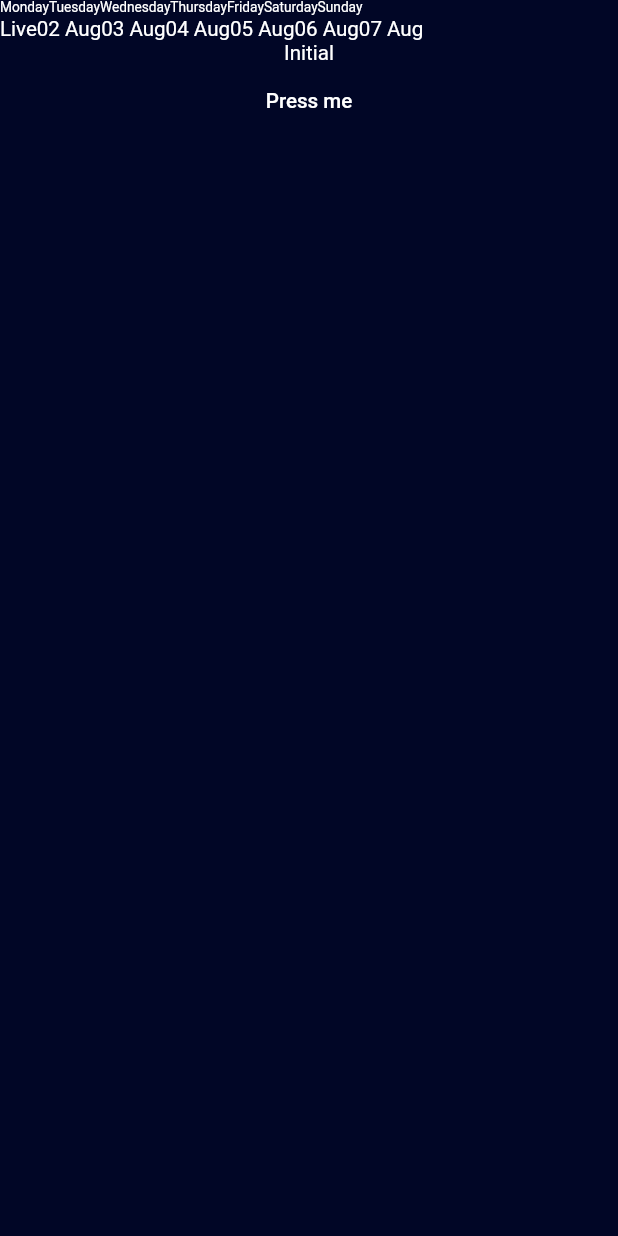
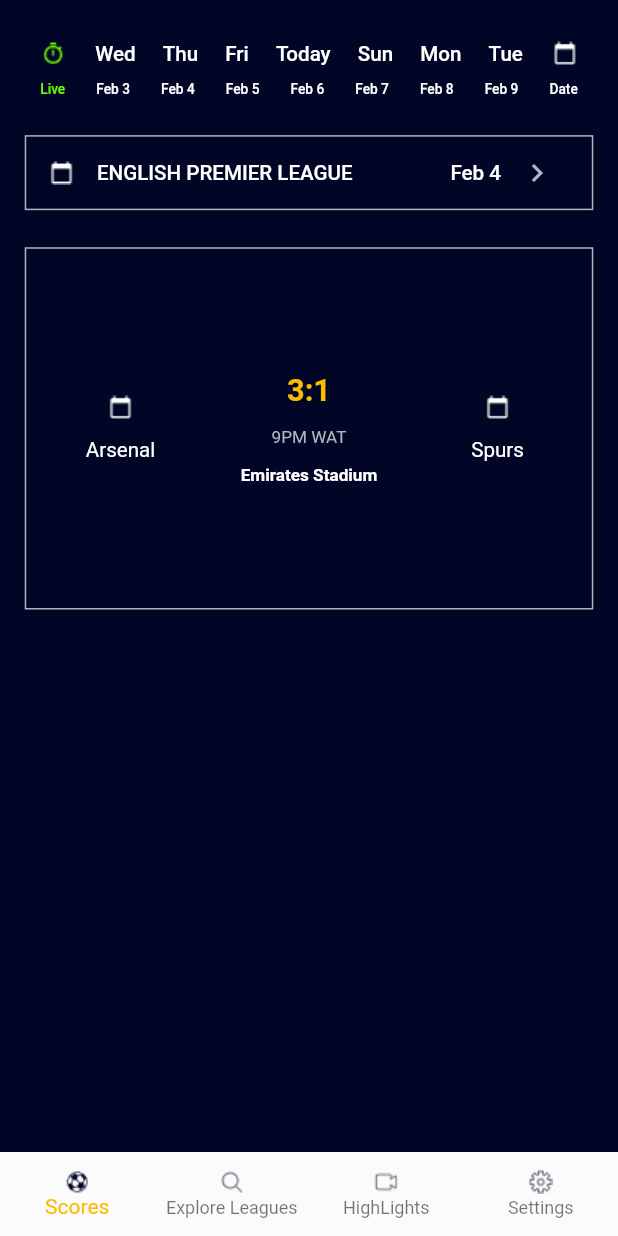
Before and after one commit to debbsefe/boolu, a Flutter app: the screen it shows after launch, on a phone screen of 412 x 824 dp. Run offline on Flutter 3.47's test engine with Material 2 defaults, Android fonts, the phone set to English and light mode, and no system bars; our stand-ins replace bloc, equatable, firebase_core, firebase_crashlytics, firebase_remote_config, flutter_bloc and 1 more; accounts and stored records are empty.

Commit message:
feat:create scores ui and hometab

```diff
--- a/lib/core/utils/font_constants.dart
+++ b/lib/core/utils/font_constants.dart
@@ -6,4 +6,5 @@ const num font14 = 14 / 3.6;
 const num font13 = 13 / 3.6;
 const num font12 = 12 / 3.6;
 const num font11 = 11 / 3.6;
+const num font10 = 10 / 3.6;
 const num font8 = 8 / 3.6;
--- a/lib/core/utils/size_config.dart
+++ b/lib/core/utils/size_config.dart
@@ -1,4 +1,6 @@
 import 'package:flutter/widgets.dart';
+import 'package:flutter/material.dart';
+import 'package:sizer/sizer.dart';
 
 class SizeConfig {
   static MediaQueryData _mediaQueryData;
@@ -27,3 +29,23 @@ class SizeConfig {
     safeBlockVertical = (screenHeight - _safeAreaVertical) / 100;
   }
 }
+
+// ignore: non_constant_identifier_names
+SizedBox Height(double height) {
+  return SizedBox(height: height);
+}
+
+// ignore: non_constant_identifier_names
+SizedBox Width(double width) {
+  return SizedBox(width: width);
+}
+
+// ignore: non_constant_identifier_names
+Widget CustomVerticalDivider() {
+  return Container(
+    color: Colors.grey[200],
+    height: 4.0.h,
+    width: 0.5.w,
+    child: VerticalDivider(),
+  );
+}
--- /dev/null
+++ b/lib/core/utils/theme.dart
@@ -0,0 +1,46 @@
+import 'package:flutter/material.dart';
+
+class CustomTheme {
+  CustomTheme._();
+
+  static const Color white = Color(0xFFFFFFFF);
+  static const Color tabColor = Color(0xFFfbfbfb);
+  static const Color grey6 = Color(0xFF676a7d);
+  static const Color grey5 = Color(0xFF808393);
+  static const Color grey4 = Color(0xFF999ba8);
+  static const Color grey3 = Color(0xFFb3b4be);
+  static const Color grey2 = Color(0xFFcccdd4);
+  static const Color grey1 = Color(0xFFe6e6e9);
+  static const Color scaffoldColor = Color(0xFF010626);
+  static const Color accent1 = Color(0xFFFBBB00);
+  static const Color accent2 = Color(0xFFE0372C);
+  static const Color buttonColor = Color(0xFFD6A127);
+  static const Color lightGreen = Color(0xff6EFB00);
+
+  static const TextStyle navbarText1 = TextStyle(
+    color: white,
+    fontWeight: FontWeight.w500,
+  );
+
+  static const TextStyle navbarText2 = TextStyle(
+    color: white,
+    fontWeight: FontWeight.w300,
+  );
+  static const TextStyle bodyText = TextStyle(
+    color: white,
+    fontWeight: FontWeight.w400,
+  );
+  static const TextStyle bodyText2 = TextStyle(
+    color: grey3,
+    fontWeight: FontWeight.w400,
+  );
+  static const TextStyle bodyTextBold = TextStyle(
+    color: white,
+    fontWeight: FontWeight.w700,
+  );
+
+  static const TextStyle scoreText = TextStyle(
+    color: accent1,
+    fontWeight: FontWeight.w700,
+  );
+}
--- /dev/null
+++ b/lib/features/matches/presentation/screens/explore.dart
@@ -0,0 +1,8 @@
+import 'package:flutter/material.dart';
+
+class Explore extends StatelessWidget {
+  @override
+  Widget build(BuildContext context) {
+    return Container();
+  }
+}
--- a/lib/features/matches/presentation/screens/home.dart
+++ b/lib/features/matches/presentation/screens/home.dart
@@ -1,101 +1,210 @@
 import 'package:Boolu/core/utils/font_constants.dart';
 import 'package:Boolu/core/utils/size_config.dart';
+import 'package:Boolu/core/utils/theme.dart';
 import 'package:Boolu/features/matches/domain/repositories/api_service.dart';
-import 'package:Boolu/features/matches/presentation/bloc/matches_bloc.dart';
-import 'package:Boolu/features/matches/presentation/bloc/matches_event.dart';
-import 'package:Boolu/features/matches/presentation/bloc/matches_state.dart';
 import 'package:flutter/material.dart';
-import 'package:flutter_bloc/flutter_bloc.dart';
+import 'package:intl/intl.dart';
+import 'package:sizer/sizer.dart';
 
 class Home extends StatelessWidget {
-  static const List<String> day = [
-    'Monday',
-    'Tuesday',
-    'Wednesday',
-    'Thursday',
-    'Friday',
-    'Saturday',
-    'Sunday'
-  ];
-
-  static const List<String> dayh = [
-    'Live',
-    '02 Aug',
-    '03 Aug',
-    '04 Aug',
-    '05 Aug',
-    '06 Aug',
-    '07 Aug'
-  ];
   final ApiService apiService = ApiService();
   @override
   Widget build(BuildContext context) {
-    SizeConfig().init(context);
-    double width = SizeConfig.blockSizeHorizontal;
     return SafeArea(
       child: Scaffold(
-        body: Column(
-          children: [
-            Row(
-              children: day.map((e) {
-                return Text(e,
-                    style: TextStyle(
-                      color: Colors.white,
-                      fontSize: width * font8,
-                    ));
-              }).toList(),
+        body: Padding(
+          padding: EdgeInsets.all(2.0.h),
+          child: SingleChildScrollView(
+            child: Column(
+              children: [
+                BuildNavBar(),
+                Height(3.0.h),
+                BuildLeague(),
+                Height(3.0.h),
+                BuildLeagueBody()
+              ],
             ),
-            Row(
-              children: dayh.map((e) {
-                return Text(e,
-                    style: TextStyle(
-                      color: Colors.white,
-                      fontSize: width * font12,
-                    ));
-              }).toList(),
-            ),
-            BlocBuilder<MatchesBloc, MatchesState>(
-              builder: (context, state) {
-                if (state is MatchesLoading) {
-                  return CircularProgressIndicator();
-                } else if (state is MatchesLoaded) {
-                  return Text(state.fetchMatches.competition.name,
-                      style: TextStyle(
-                        color: Colors.white,
-                        fontSize: width * font12,
-                      ));
-                } else if (state is MatchesError) {
-                  return Text(state.error.message,
-                      style: TextStyle(
-                        color: Colors.white,
-                        fontSize: width * font12,
-                      ));
-                } else {
-                  return Text('Initial',
-                      style: TextStyle(
-                        color: Colors.white,
-                        fontSize: width * font12,
-                      ));
-                }
-              },
-            ),
-            FlatButton(
-              onPressed: () async {
-                // ignore: close_sinks
-                final weatherBloc = BlocProvider.of<MatchesBloc>(context);
-
-                weatherBloc
-                    .add(GetMatches("201", "2020", "2021-02-06", "2021-02-06"));
-              },
-              child: Text('Press me',
-                  style: TextStyle(
-                    color: Colors.white,
-                    fontSize: width * font12,
-                  )),
-            ),
-          ],
+          ),
         ),
       ),
     );
   }
 }
+
+class BuildNavBar extends StatelessWidget {
+  final dateFormat = DateFormat("MMMd");
+  final dayFormat = DateFormat('E');
+
+  DateTime getDay(int day, bool isAdd) {
+    final DateTime today = DateTime.now();
+    return isAdd
+        ? today.add(new Duration(days: day))
+        : today.subtract(new Duration(days: day));
+  }
+
+  @override
+  Widget build(BuildContext context) {
+    SizeConfig().init(context);
+    double width = SizeConfig.blockSizeHorizontal;
+
+    final List<String> day = [
+      dayFormat.format(getDay(3, false)),
+      dayFormat.format(getDay(2, false)),
+      dayFormat.format(getDay(1, false)),
+      'Today',
+      dayFormat.format(getDay(1, true)),
+      dayFormat.format(getDay(2, true)),
+      dayFormat.format(getDay(3, true)),
+    ];
+
+    final List<String> dayh = [
+      'Live',
+      dateFormat.format(getDay(3, false)),
+      dateFormat.format(getDay(2, false)),
+      dateFormat.format(getDay(1, false)),
+      dateFormat.format(getDay(0, false)),
+      dateFormat.format(getDay(1, true)),
+      dateFormat.format(getDay(2, true)),
+      dateFormat.format(getDay(3, true)),
+      'Date'
+    ];
+    return Column(
+      children: [
+        Row(
+          mainAxisAlignment: MainAxisAlignment.spaceAround,
+          children: [
+            Expanded(
+                flex: 1, child: Image.asset('assets/images/live_icon.png')),
+            Expanded(
+              flex: 8,
+              child: Row(
+                mainAxisAlignment: MainAxisAlignment.spaceAround,
+                children: day.map((e) {
+                  return Text(e,
+                      style: CustomTheme.navbarText1.copyWith(
+                        fontSize: width * font12,
+                      ));
+                }).toList(),
+              ),
+            ),
+            Expanded(
+                flex: 1, child: Image.asset('assets/images/calendar_icon.png')),
+          ],
+        ),
+        Row(
+          mainAxisAlignment: MainAxisAlignment.spaceAround,
+          children: dayh.map((e) {
+            return Text(e,
+                style: CustomTheme.navbarText1.copyWith(
+                  color: e == 'Live' ? CustomTheme.lightGreen : Colors.white,
+                  fontSize: width * font8,
+                ));
+          }).toList(),
+        ),
+      ],
+    );
+  }
+}
+
+class BuildLeague extends StatelessWidget {
+  @override
+  Widget build(BuildContext context) {
+    SizeConfig().init(context);
+    double width = SizeConfig.blockSizeHorizontal;
+    return Container(
+      decoration: BoxDecoration(border: Border.all(color: CustomTheme.grey3)),
+      child: Row(
+        children: [
+          Expanded(
+              flex: 1, child: Image.asset('assets/images/calendar_icon.png')),
+          Expanded(
+            flex: 5,
+            child: Text('English Premier League'.toUpperCase(),
+                style: CustomTheme.navbarText1.copyWith(
+                  fontSize: width * font12,
+                )),
+          ),
+          Expanded(
+            flex: 2,
+            child: Row(
+              children: [
+                Text('Feb 4',
+                    style: CustomTheme.navbarText1.copyWith(
+                      fontSize: width * font12,
+                    )),
+                IconButton(
+                    onPressed: () {},
+                    icon: Icon(Icons.keyboard_arrow_right,
+                        color: CustomTheme.grey3)),
+              ],
+            ),
+          ),
+        ],
+      ),
+    );
+  }
+}
+
+class BuildLeagueBody extends StatelessWidget {
+  @override
+  Widget build(BuildContext context) {
+    SizeConfig().init(context);
+    double width = SizeConfig.blockSizeHorizontal;
+    return Container(
+      padding: EdgeInsets.symmetric(vertical: 10.0.h),
+      decoration: BoxDecoration(border: Border.all(color: CustomTheme.grey3)),
+      child: Row(
+        mainAxisAlignment: MainAxisAlignment.center,
+        children: [
+          Expanded(
+            flex: 2,
+            child: Column(
+              children: [
+                Image.asset('assets/images/calendar_icon.png'),
+                Height(1.5.h),
+                Text('Arsenal',
+                    style: CustomTheme.bodyText.copyWith(
+                      fontSize: width * font12,
+                    )),
+              ],
+            ),
+          ),
+          Expanded(
+            flex: 2,
+            child: Column(
+              children: [
+                Text('3:1',
+                    style: CustomTheme.scoreText.copyWith(
+                      fontSize: width * font18,
+                    )),
+                Height(1.5.h),
+                Text('9PM WAT',
+                    style: CustomTheme.bodyText2.copyWith(
+                      fontSize: width * font10,
+                    )),
+                Height(1.5.h),
+                Text('Emirates Stadium',
+                    style: CustomTheme.bodyTextBold.copyWith(
+                      fontSize: width * font10,
+                    )),
+              ],
+            ),
+          ),
+          Expanded(
+            flex: 2,
+            child: Column(
+              children: [
+                Image.asset('assets/images/calendar_icon.png'),
+                Height(1.5.h),
+                Text('Spurs',
+                    style: CustomTheme.bodyText.copyWith(
+                      fontSize: width * font12,
+                    )),
+              ],
+            ),
+          ),
+        ],
+      ),
+    );
+  }
+}
--- /dev/null
+++ b/lib/features/matches/presentation/screens/home_tab.dart
@@ -0,0 +1,84 @@
+import 'package:Boolu/core/utils/size_config.dart';
+import 'package:Boolu/core/utils/theme.dart';
+import 'package:flutter/material.dart';
+
+import 'explore.dart';
+import 'home.dart';
+
+class HomeTab extends StatefulWidget {
+  State<StatefulWidget> createState() {
+    return _HomeTabState();
+  }
+}
+
+class _HomeTabState extends State<HomeTab> {
+  int _currentIndex = 0;
+
+  void onTabTapped(int index) {
+    setState(() {
+      _currentIndex = index;
+    });
+  }
+
+  @override
+  Widget build(BuildContext context) {
+    final List<Widget> _children = [Home(), Explore(), Explore(), Explore()];
+    SizeConfig().init(context);
+    final height = SizeConfig.safeBlockVertical;
+
+    return Scaffold(
+        body: _children[_currentIndex],
+        bottomNavigationBar: new Theme(
+          data: Theme.of(context).copyWith(
+            canvasColor: CustomTheme.tabColor,
+          ),
+          child: BottomNavigationBar(
+            // unselectedItemColor: Colors.grey,
+            selectedItemColor: CustomTheme.accent1,
+            onTap: onTabTapped,
+            type: BottomNavigationBarType.fixed,
+            currentIndex: _currentIndex,
+            items: [
+              bottomNavigationBar(
+                  icon: 'assets/images/soccer_tab_icon.png',
+                  semanticLabel: 'This is the Score Page',
+                  label: 'Scores',
+                  height: height),
+              bottomNavigationBar(
+                  icon: 'assets/images/search_tab_icon.png',
+                  semanticLabel: 'This is the Search/Explore Leagues Page ',
+                  label: 'Explore Leagues',
+                  height: height),
+              bottomNavigationBar(
+                  icon: 'assets/images/highlight_tab_icon.png',
+                  semanticLabel: 'This is the Video Highlights Page',
+                  label: 'HighLights',
+                  height: height),
+              bottomNavigationBar(
+                  icon: 'assets/images/settings_tab_icon.png',
+                  semanticLabel: 'This is the Settings Page',
+                  label: 'Settings',
+                  height: height),
+            ],
+          ),
+        ));
+  }
+
+  BottomNavigationBarItem bottomNavigationBar(
+      {@required String icon,
+      @required String semanticLabel,
+      @required String label,
+      @required double height}) {
+    return BottomNavigationBarItem(
+      icon: Image.asset(
+        icon,
+        semanticLabel: semanticLabel,
+      ),
+      activeIcon: Image.asset(
+        icon,
+        semanticLabel: semanticLabel,
+      ),
+      label: label,
+    );
+  }
+}
--- a/lib/main.dart
+++ b/lib/main.dart
@@ -1,10 +1,13 @@
+import 'package:Boolu/core/utils/theme.dart';
 import 'package:firebase_core/firebase_core.dart';
 import 'package:firebase_crashlytics/firebase_crashlytics.dart';
 import 'package:flutter/material.dart';
 import 'package:flutter_bloc/flutter_bloc.dart';
+import 'package:sizer/sizer.dart';
 import 'features/matches/domain/repositories/api_service.dart';
 import 'features/matches/presentation/bloc/matches_bloc.dart';
 import 'features/matches/presentation/screens/home.dart';
+import 'features/matches/presentation/screens/home_tab.dart';
 
 void main() async {
   WidgetsFlutterBinding.ensureInitialized();
@@ -18,16 +21,23 @@ void main() async {
 class MyApp extends StatelessWidget {
   @override
   Widget build(BuildContext context) {
+    return LayoutBuilder(
+      builder: (context, constraints) {
+        return OrientationBuilder(builder: (context, orientation) {
+          SizerUtil().init(constraints, orientation);
           return BlocProvider(
             create: (context) => MatchesBloc(ApiService()),
             child: MaterialApp(
               debugShowCheckedModeBanner: false,
-        home: Home(),
+              home: HomeTab(),
               theme: ThemeData(
                 primarySwatch: Colors.blue,
-          scaffoldBackgroundColor: Color(0xff010626),
+                scaffoldBackgroundColor: CustomTheme.scaffoldColor,
               ),
             ),
           );
+        });
+      },
+    );
   }
 }
--- a/pubspec.yaml
+++ b/pubspec.yaml
@@ -21,9 +21,9 @@ dependencies:
   http: ^0.12.1
   http_interceptor: ^0.3.3
   intl: ^0.16.1
-  logger: ^0.9.4
   provider: ^4.1.2
   share: ^0.6.4+3
+  sizer: ^1.1.8
 
 dev_dependencies:
   flutter_test:
```
Also changed, not shown: assets/images/calendar_icon.png (added), assets/images/highlight_tab_icon.png (added), assets/images/live_icon.png (added), assets/images/search_tab_icon.png (added), assets/images/settings_tab_icon.png (added), assets/images/soccer_tab_icon.png (added), pubspec.lock, 1 other file. Lines whose indentation alone changed are shown as unchanged.
